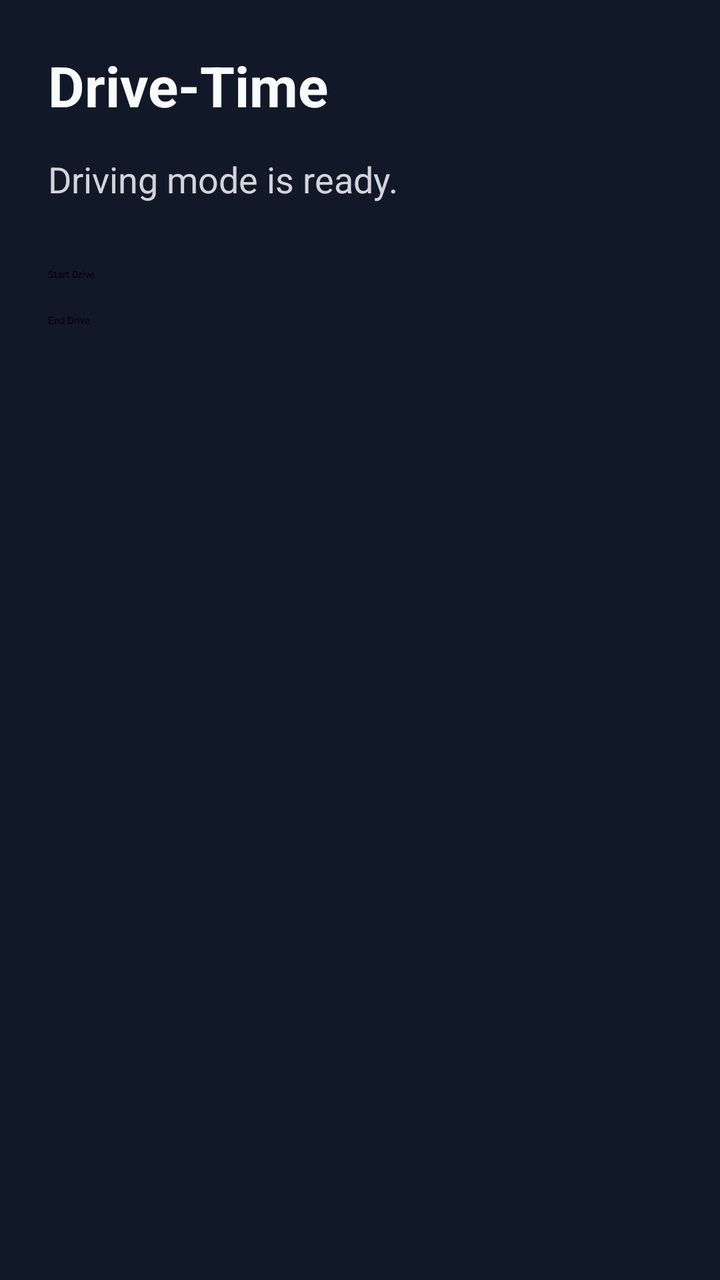
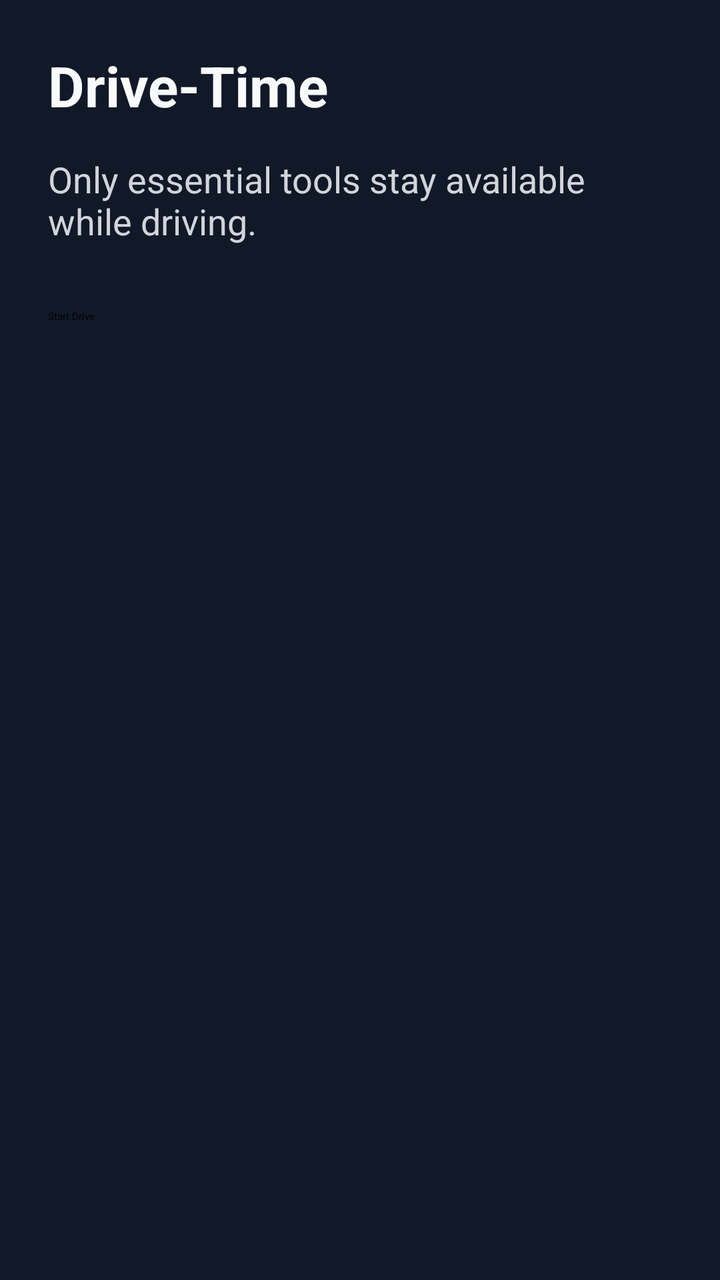

Before-and-after screenshots of an Android layout around one commit, followed by the original layout XML and the change that was made.
<!-- AndroidManifest.xml: application theme Theme.MaterialComponents.DayNight.DarkActionBar -->
<!-- res/layout/activity_main.xml -->
<?xml version="1.0" encoding="utf-8"?>
<androidx.constraintlayout.widget.ConstraintLayout xmlns:android="http://schemas.android.com/apk/res/android"
    xmlns:app="http://schemas.android.com/apk/res-auto"
    android:layout_width="match_parent"
    android:layout_height="match_parent"
    android:background="#111827"
    android:padding="24dp">

    <TextView
        android:id="@+id/titleText"
        android:layout_width="0dp"
        android:layout_height="wrap_content"
        android:text="Drive-Time"
        android:textColor="#F9FAFB"
        android:textSize="28sp"
        android:textStyle="bold"
        app:layout_constraintTop_toTopOf="parent"
        app:layout_constraintStart_toStartOf="parent"
        app:layout_constraintEnd_toEndOf="parent" />

    <TextView
        android:id="@+id/statusText"
        android:layout_width="0dp"
        android:layout_height="wrap_content"
        android:layout_marginTop="16dp"
        android:text="Driving mode is ready."
        android:textColor="#D1D5DB"
        android:textSize="18sp"
        app:layout_constraintTop_toBottomOf="@id/titleText"
        app:layout_constraintStart_toStartOf="parent"
        app:layout_constraintEnd_toEndOf="parent" />

    <Button
        android:id="@+id/startDriveButton"
        android:layout_width="0dp"
        android:layout_height="wrap_content"
        android:layout_marginTop="32dp"
        android:text="Start Drive"
        app:layout_constraintTop_toBottomOf="@id/statusText"
        app:layout_constraintStart_toStartOf="parent"
        app:layout_constraintEnd_toEndOf="parent" />

    <Button
        android:id="@+id/endDriveButton"
        android:layout_width="0dp"
        android:layout_height="wrap_content"
        android:layout_marginTop="16dp"
        android:text="End Drive"
        app:layout_constraintTop_toBottomOf="@id/startDriveButton"
        app:layout_constraintStart_toStartOf="parent"
        app:layout_constraintEnd_toEndOf="parent" />

</androidx.constraintlayout.widget.ConstraintLayout>
<!-- resources referenced by this layout -->
<resources>
  <style name="Theme.MaterialComponents.DayNight.DarkActionBar" parent="Theme.MaterialComponents.DayNight.DarkActionBar">
          <item name="colorPrimary">#2563EB</item>
          <item name="colorPrimaryVariant">#1D4ED8</item>
          <item name="colorOnPrimary">#FFFFFF</item>
          <item name="android:statusBarColor">#111827</item>
      </style>
</resources>

<!-- the commit's change to res/layout/activity_main.xml (unified diff, before → after) -->
@@ -23,7 +23,7 @@
         android:layout_width="0dp"
         android:layout_height="wrap_content"
         android:layout_marginTop="16dp"
-        android:text="Driving mode is ready."
+        android:text="Only essential tools stay available while driving."
         android:textColor="#D1D5DB"
         android:textSize="18sp"
         app:layout_constraintTop_toBottomOf="@id/titleText"
@@ -41,13 +41,80 @@
         app:layout_constraintEnd_toEndOf="parent" />
 
     <Button
-        android:id="@+id/endDriveButton"
+        android:id="@+id/musicButton"
         android:layout_width="0dp"
         android:layout_height="wrap_content"
-        android:layout_marginTop="16dp"
-        android:text="End Drive"
+        android:layout_marginTop="24dp"
+        android:text="Music"
+        android:visibility="gone"
         app:layout_constraintTop_toBottomOf="@id/startDriveButton"
         app:layout_constraintStart_toStartOf="parent"
         app:layout_constraintEnd_toEndOf="parent" />
 
+    <Button
+        android:id="@+id/mapsButton"
+        android:layout_width="0dp"
+        android:layout_height="wrap_content"
+        android:layout_marginTop="12dp"
+        android:text="Maps"
+        android:visibility="gone"
+        app:layout_constraintTop_toBottomOf="@id/musicButton"
+        app:layout_constraintStart_toStartOf="parent"
+        app:layout_constraintEnd_toEndOf="parent" />
+
+    <Button
+        android:id="@+id/callButton"
+        android:layout_width="0dp"
+        android:layout_height="wrap_content"
+        android:layout_marginTop="12dp"
+        android:text="Call"
+        android:visibility="gone"
+        app:layout_constraintTop_toBottomOf="@id/mapsButton"
+        app:layout_constraintStart_toStartOf="parent"
+        app:layout_constraintEnd_toEndOf="parent" />
+
+    <Button
+        android:id="@+id/assistantButton"
+        android:layout_width="0dp"
+        android:layout_height="wrap_content"
+        android:layout_marginTop="12dp"
+        android:text="AI Assistant"
+        android:visibility="gone"
+        app:layout_constraintTop_toBottomOf="@id/callButton"
+        app:layout_constraintStart_toStartOf="parent"
+        app:layout_constraintEnd_toEndOf="parent" />
+
+    <Button
+        android:id="@+id/restrictedAccessButton"
+        android:layout_width="0dp"
+        android:layout_height="wrap_content"
+        android:layout_marginTop="12dp"
+        android:text="Open Restricted App"
+        android:visibility="gone"
+        app:layout_constraintTop_toBottomOf="@id/assistantButton"
+        app:layout_constraintStart_toStartOf="parent"
+        app:layout_constraintEnd_toEndOf="parent" />
+
+    <Button
+        android:id="@+id/safeHomeButton"
+        android:layout_width="0dp"
+        android:layout_height="wrap_content"
+        android:layout_marginTop="12dp"
+        android:text="Return to Safe Home"
+        android:visibility="gone"
+        app:layout_constraintTop_toBottomOf="@id/restrictedAccessButton"
+        app:layout_constraintStart_toStartOf="parent"
+        app:layout_constraintEnd_toEndOf="parent" />
+
+    <Button
+        android:id="@+id/endDriveButton"
+        android:layout_width="0dp"
+        android:layout_height="wrap_content"
+        android:layout_marginTop="12dp"
+        android:text="End Drive"
+        android:visibility="gone"
+        app:layout_constraintTop_toBottomOf="@id/safeHomeButton"
+        app:layout_constraintStart_toStartOf="parent"
+        app:layout_constraintEnd_toEndOf="parent" />
+
 </androidx.constraintlayout.widget.ConstraintLayout>
